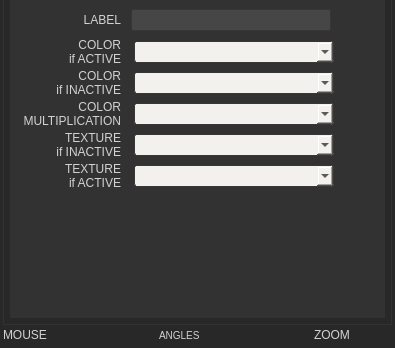
Qt form gui/uiinspector.ui (buzzinglight/IanniX) before a commit; both pictures show x 0 to 395 and y 209 to 557 of the 395 by 557 pixel window.
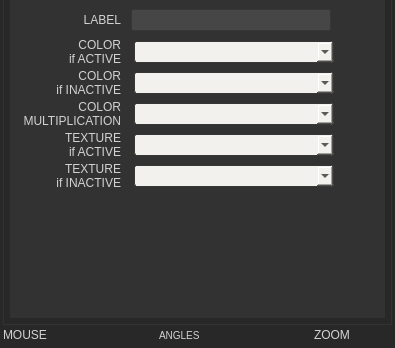
The same form after that commit. The open tabs and pages were chosen to show the change. Icons and pictures are not drawn. Custom widgets are drawn as their Qt base class.

What changed in the file:
```diff
--- a/gui/uiinspector.ui
+++ b/gui/uiinspector.ui
@@ -1058,7 +1058,7 @@
                      </property>
                      <property name="text">
                       <string>TEXTURE
-if INACTIVE</string>
+if ACTIVE</string>
                      </property>
                      <property name="alignment">
                       <set>Qt::AlignRight|Qt::AlignTrailing|Qt::AlignVCenter</set>
@@ -1134,7 +1134,7 @@
                      </property>
                      <property name="text">
                       <string>TEXTURE
-if ACTIVE</string>
+if INACTIVE</string>
                      </property>
                      <property name="alignment">
                       <set>Qt::AlignRight|Qt::AlignTrailing|Qt::AlignVCenter</set>
```
Left out of the diff: 2 changed lines with no effect on the pictures.
